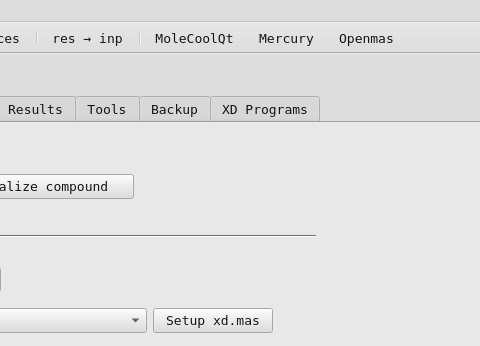
First picture: the form in src/xdcool.ui, repository mcrav/XDToolkit, before the edit; both pictures show x 423 to 903 and y 0 to 346 of the 1131 by 652 pixel window.
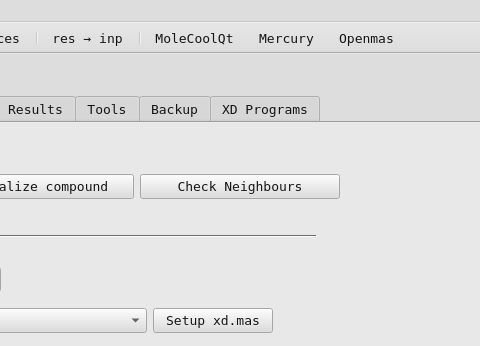
Second picture: the form after the edit. The open tabs and pages were chosen to show the change. Icons and pictures are not drawn.

Commit message: check_neebs_window

The edit to the form file:
```diff
--- a/src/xdcool.ui
+++ b/src/xdcool.ui
@@ -1384,6 +1384,19 @@
                     </property>
                    </widget>
                   </item>
+                  <item>
+                   <widget class="QPushButton" name="checkNeebsBut">
+                    <property name="minimumSize">
+                     <size>
+                      <width>200</width>
+                      <height>0</height>
+                     </size>
+                    </property>
+                    <property name="text">
+                     <string>Check Neighbours</string>
+                    </property>
+                   </widget>
+                  </item>
                   <item>
                    <spacer name="horizontalSpacer_19">
                     <property name="orientation">
```
Left out of the diff: 22 changed lines with no effect on the pictures. The commit also changes 6 other files.
